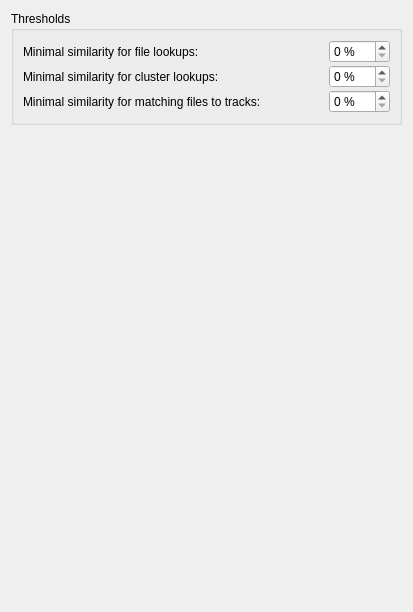
First picture: the form in ui/options_matching.ui, repository metabrainz/picard, before the edit.
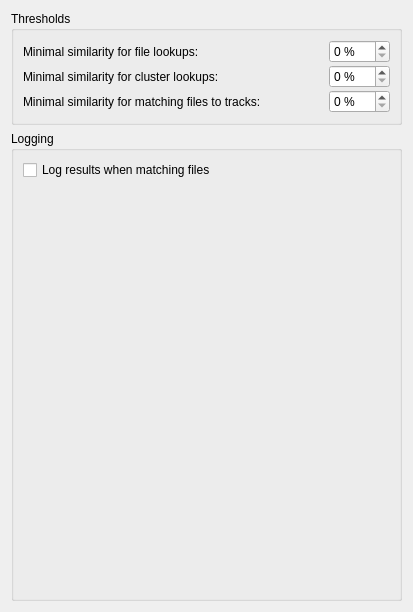
Second picture: the form after the edit.

Commit message: Initial moving over from edit-ui for matching

```diff
--- a/ui/options_matching.ui
+++ b/ui/options_matching.ui
@@ -102,6 +102,22 @@
     </widget>
    </item>
    <item>
+    <widget class="QGroupBox" name="log_settings">
+    <property name="title">
+     <string>Logging</string>
+    </property>
+    <layout class="QVBoxLayout" name="VLogLayout">
+     <item>
+      <widget class="QCheckBox" name="do_log_matching">
+       <property name="text">
+        <string>Log results when matching files</string>
+       </property>
+       <property name="checked">
+        <bool>false</bool>
+       </property>
+      </widget>
+     </item>
+     <item>
     <spacer>
      <property name="orientation">
       <enum>Qt::Vertical</enum>
@@ -116,6 +132,9 @@
    </item>
   </layout>
  </widget>
+   </item>
+  </layout>
+ </widget>
  <tabstops>
   <tabstop>file_lookup_threshold</tabstop>
   <tabstop>cluster_lookup_threshold</tabstop>
```
Left out of the diff: 1 changed line with no effect on the pictures. Lines whose indentation alone changed are shown as unchanged. The commit also changes 3 other files.
